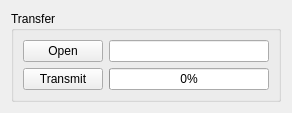
sengeiou/xtool, file forms/transferform.ui: the form before one commit.
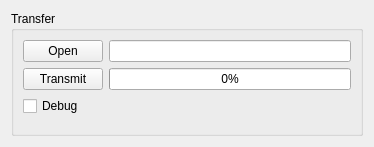
The form after the commit.

Diff of the .ui file:
```diff
--- a/forms/transferform.ui
+++ b/forms/transferform.ui
@@ -6,8 +6,8 @@
    <rect>
     <x>0</x>
     <y>0</y>
-    <width>292</width>
-    <height>102</height>
+    <width>374</width>
+    <height>147</height>
    </rect>
   </property>
   <property name="windowTitle">
@@ -50,6 +50,26 @@
         </property>
        </widget>
       </item>
+      <item row="2" column="0">
+       <widget class="QCheckBox" name="checkbox_debug_">
+        <property name="text">
+         <string>Debug</string>
+        </property>
+       </widget>
+      </item>
+      <item row="2" column="1">
+       <spacer name="horizontalSpacer">
+        <property name="orientation">
+         <enum>Qt::Horizontal</enum>
+        </property>
+        <property name="sizeHint" stdset="0">
+         <size>
+          <width>40</width>
+          <height>20</height>
+         </size>
+        </property>
+       </spacer>
+      </item>
      </layout>
     </widget>
    </item>
```
